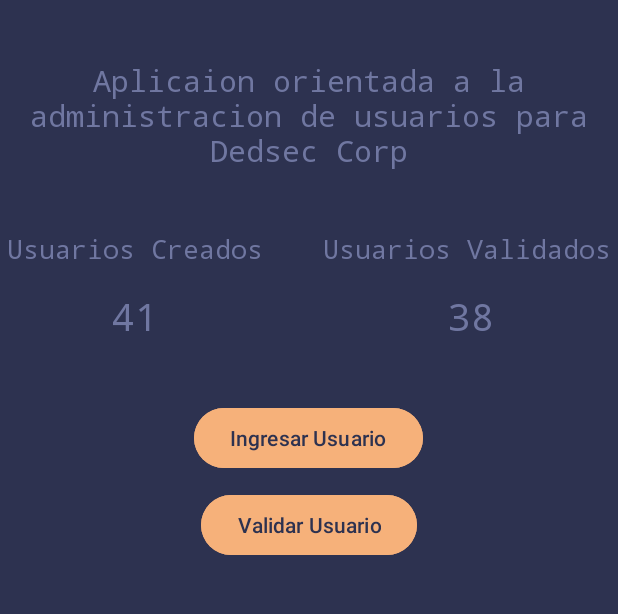
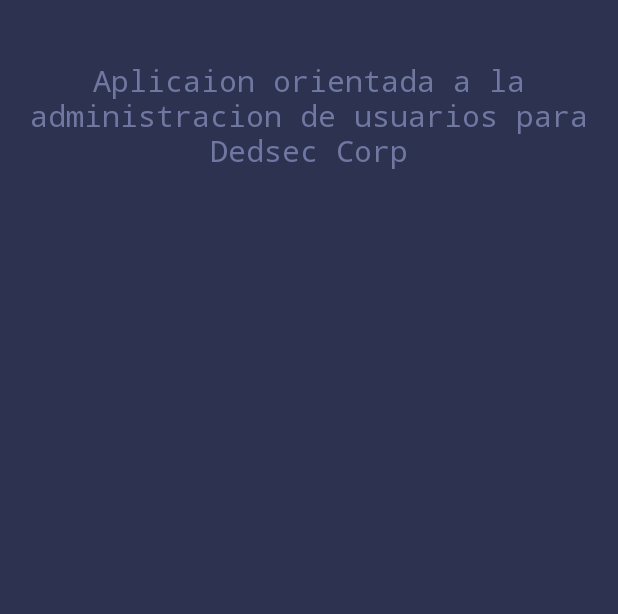
Before and after one commit to CiscoFsociety23/mobile.dedsec.cl, an Android app: the screen it shows after launch (MainActivity), on a phone screen of 412 x 824 dp, the part 119-733 px from its top. Run offline under Robolectric (Android 15) with nearby library versions, the phone set to English and light mode, and no system bars.

Commit message:
refactor: delete dumb info

```diff
--- a/app/src/main/res/layout/activity_main.xml
+++ b/app/src/main/res/layout/activity_main.xml
@@ -29,79 +29,6 @@
         android:textSize="20sp"
         android:textAlignment="center" />
 
-    <TableLayout
-        android:layout_width="match_parent"
-        android:layout_height="wrap_content"
-        android:layout_marginTop="40dp">
 
-        <TableRow
-            android:gravity="center">
-
-            <TextView
-                android:layout_width="wrap_content"
-                android:layout_height="wrap_content"
-                android:text="@string/users_created"
-                android:textColor="@color/dedsec_light"
-                android:textSize="17sp"
-                android:fontFamily="monospace"
-                android:layout_marginEnd="20dp"/>
-
-            <TextView
-                android:layout_width="wrap_content"
-                android:layout_height="wrap_content"
-                android:text="@string/users_validated"
-                android:textColor="@color/dedsec_light"
-                android:textSize="17sp"
-                android:fontFamily="monospace"
-                android:layout_marginStart="20dp" />
-        </TableRow>
-
-        <TableRow
-            android:gravity="center"
-            android:layout_marginTop="15dp">
-
-            <TextView
-                android:id="@+id/users_created"
-                android:layout_width="wrap_content"
-                android:layout_height="wrap_content"
-                android:text="@string/num_users_created"
-                android:textColor="@color/dedsec_light"
-                android:textSize="25sp"
-                android:textAlignment="center"
-                android:fontFamily="monospace"
-                android:layout_marginEnd="20dp"/>
-
-            <TextView
-                android:id="@+id/users_validated"
-                android:layout_width="wrap_content"
-                android:layout_height="wrap_content"
-                android:text="@string/num_users_validated"
-                android:textAlignment="center"
-                android:textColor="@color/dedsec_light"
-                android:textSize="25sp"
-                android:fontFamily="monospace"
-                android:layout_marginStart="25dp" />
-        </TableRow>
-    </TableLayout>
-
-    <Button
-        android:id="@+id/btn_ingress"
-        android:layout_width="wrap_content"
-        android:layout_height="wrap_content"
-        android:layout_gravity="center"
-        android:text="@string/btn_ingress"
-        android:textColor="@color/dedsec_dark"
-        android:backgroundTint="@color/dedsec_aux"
-        android:layout_marginTop="40dp"/>
-
-    <Button
-        android:id="@+id/btn_validate"
-        android:layout_width="wrap_content"
-        android:layout_height="wrap_content"
-        android:layout_gravity="center"
-        android:text="@string/btn_validate"
-        android:textColor="@color/dedsec_dark"
-        android:backgroundTint="@color/dedsec_aux"
-        android:layout_marginTop="10dp"/>
 
 </LinearLayout>
--- a/app/src/main/res/values/strings.xml
+++ b/app/src/main/res/values/strings.xml
@@ -2,11 +2,5 @@
 
     <string name="app_name">Dedsec Mobile</string>
     <string name="app_description">Aplicaion orientada a la administracion de usuarios para Dedsec Corp</string>
-    <string name="users_created">Usuarios Creados</string>
-    <string name="users_validated">Usuarios Validados</string>
-    <string name="num_users_created">41</string>
-    <string name="num_users_validated">38</string>
-    <string name="btn_ingress">Ingresar Usuario</string>
-    <string name="btn_validate">Validar Usuario</string>
 
 </resources>
```
